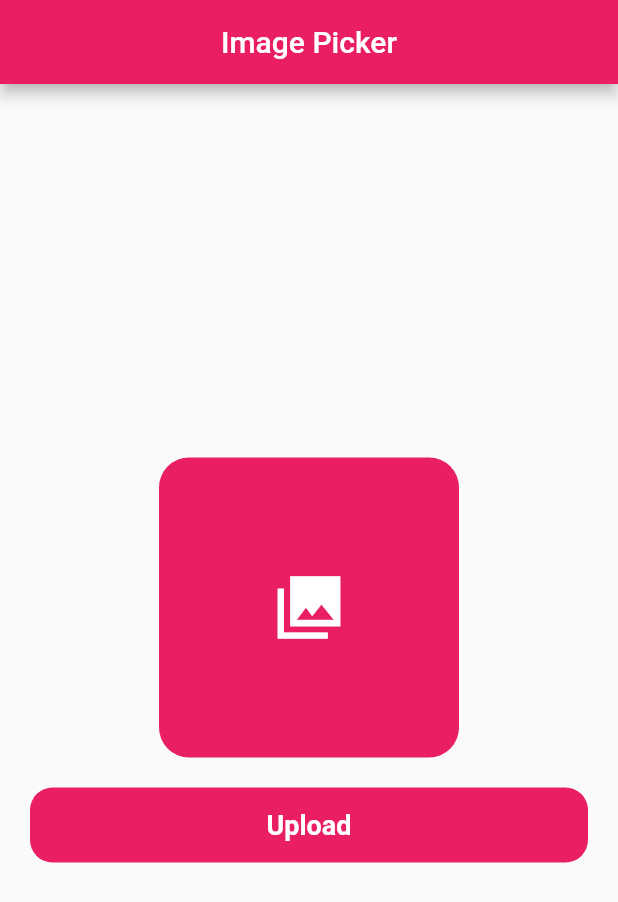
After one commit to Morshed-GitHub/Tutorial-Firebase, a Flutter app: the ImagePickerScreen screen opened directly, on a phone screen of 412 x 824 dp. The commit adds this screen. Shown: the top 902 px of the screen. Run offline on Flutter 3.47's test engine with Material 2 defaults, Android fonts, the phone set to English and light mode, and no system bars; our stand-ins replace cloud_firestore, firebase_auth, firebase_core, firebase_database, firebase_storage, fluttertoast and 1 more; accounts and stored records are empty.

Commit message:
Firebase storage part completed (image upload)

```diff
--- a/lib/firebase services/splash_services.dart
+++ b/lib/firebase services/splash_services.dart
@@ -1,8 +1,7 @@
 import 'dart:async';
 import 'package:firebase_auth/firebase_auth.dart';
 import 'package:flutter/cupertino.dart';
-import 'package:tutorial_firebase/Firestore/firestore_home_screen.dart';
-import 'package:tutorial_firebase/screens/home_screen.dart';
+import 'package:tutorial_firebase/screens/image_picker_screen.dart';
 import 'package:tutorial_firebase/screens/login_screen.dart';
 
 class SplashServices {
@@ -19,7 +18,8 @@ class SplashServices {
         await Navigator.of(context).pushReplacement(
           CupertinoPageRoute(
             // builder: (context) => const HomeScreen(),
-            builder: (context) => const FirestoreHomeScreen(),
+            // builder: (context) => const FirestoreHomeScreen(),
+            builder: (context) => const ImagePickerScreen(),
           ),
         );
       });
--- /dev/null
+++ b/lib/screens/image_picker_screen.dart
@@ -0,0 +1,113 @@
+import 'dart:io';
+import 'package:cloud_firestore/cloud_firestore.dart';
+import 'package:flutter/material.dart';
+import 'package:image_picker/image_picker.dart';
+import 'package:tutorial_firebase/utils/utils.dart';
+import 'package:tutorial_firebase/widget/appbar.dart';
+import 'package:tutorial_firebase/widget/round_button.dart';
+import 'package:firebase_storage/firebase_storage.dart' as firebase_storage;
+
+import '../widget/select_image_file_container.dart';
+
+class ImagePickerScreen extends StatefulWidget {
+  const ImagePickerScreen({super.key});
+
+  @override
+  State<ImagePickerScreen> createState() => _ImagePickerScreenState();
+}
+
+class _ImagePickerScreenState extends State<ImagePickerScreen> {
+  File? _image;
+  final picker = ImagePicker();
+
+  void getImageGallery() async {
+    final pickedImage =
+        await picker.pickImage(source: ImageSource.gallery, imageQuality: 50);
+    setState(() {
+      if (pickedImage != null) {
+        _image = File(pickedImage.path);
+      } else {
+        Utils.toastMessage("User don't picked any picture");
+      }
+    });
+  }
+
+  final firestoreRef = FirebaseFirestore.instance.collection("users");
+
+  bool isLoading = false;
+
+  @override
+  Widget build(BuildContext context) {
+    return Scaffold(
+      appBar: const FirebaseAppBar(title: "Image Picker"),
+      body: Padding(
+        padding: const EdgeInsets.symmetric(horizontal: 20.0),
+        child: Column(
+          mainAxisAlignment: MainAxisAlignment.center,
+          children: [
+            Center(
+              child: InkWell(
+                borderRadius: BorderRadius.circular(20),
+                onTap: getImageGallery,
+                child: SelectImageFileContainer(image: _image),
+              ),
+            ),
+            const SizedBox(
+              height: 20,
+            ),
+            RoundButton(
+              title: "Upload",
+              loading: isLoading,
+              onTap: () {
+                uploadImageFile();
+              },
+            )
+          ],
+        ),
+      ),
+    );
+  }
+
+  void uploadImageFile() async {
+    setState(() {
+      // loading starts
+      isLoading = true;
+    });
+
+    // Uploading part
+    firebase_storage.Reference ref = firebase_storage.FirebaseStorage.instance.ref(
+        "/folderName/"
+        "fileName"); // -> .ref("inside storage/folder name/file insider folder" + "file name")
+    firebase_storage.UploadTask uploadTask = ref.putFile(_image!.absolute);
+    String newUrlFile = await ref
+        .getDownloadURL(); // Get the url of image, which is uploaded on the firebase storage
+
+    await Future.value(uploadTask).then((value) {
+      // if image file successsfully uploaded, then...
+
+      // Storing image url in firestore part
+      uploadFileLinkInFirestore(url: newUrlFile);
+
+      setState(() {
+        // Loading off
+        isLoading = false;
+      });
+      Utils.toastMessage("File uploaded successfully ✓");
+    }).onError((error, stackTrace) {
+      // If any error occurs, then...
+      Utils.toastMessage(error.toString());
+      setState(() {
+        // Loading off
+        isLoading = false;
+      });
+    }); // Upload image, wait until file itself uploaded
+  }
+
+  Future<void> uploadFileLinkInFirestore({required String url}) async {
+    String id = DateTime.now().millisecondsSinceEpoch.toString();
+    await firestoreRef.doc(id).set({
+      "id": id,
+      "fileUrl": url,
+    });
+  }
+}
--- /dev/null
+++ b/lib/widget/select_image_file_container.dart
@@ -0,0 +1,36 @@
+import 'package:flutter/material.dart';
+import 'dart:io';
+
+class SelectImageFileContainer extends StatelessWidget {
+  const SelectImageFileContainer({
+    super.key,
+    required this.image,
+  });
+
+  final File? image;
+
+  @override
+  Widget build(BuildContext context) {
+    return Container(
+      height: 200,
+      width: 200,
+      decoration: BoxDecoration(
+        color: Colors.pink,
+        borderRadius: BorderRadius.circular(20),
+      ),
+      child: (image != null)
+          ? ClipRRect(
+              borderRadius: BorderRadius.circular(20),
+              child: Image.file(
+                image!.absolute,
+                fit: BoxFit.cover,
+              ),
+            )
+          : const Icon(
+              Icons.photo_library_sharp,
+              size: 50,
+              color: Colors.white,
+            ),
+    );
+  }
+}
```
Also changed, not shown: pubspec.yaml (+5 -3 lines), pubspec.lock, 1 other file.
